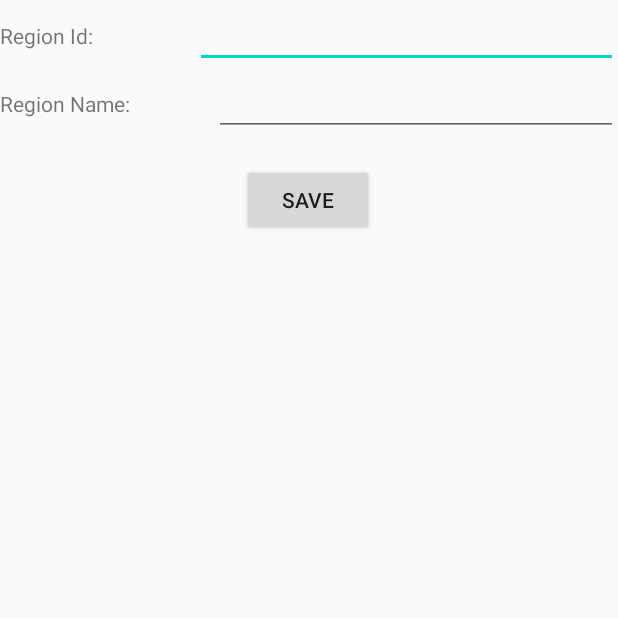
After one commit to AaronSwin/Martrack, an Android app: the editRegion screen opened directly, with no data from a screen before it, on a phone screen of 412 x 824 dp, the top half of it. The commit adds this screen. Run offline under Robolectric (Android 15) with nearby library versions, the phone set to English and light mode, and no system bars.

Commit message:
Edit added for Region, Vessel and Port

```diff
--- a/app/src/main/AndroidManifest.xml
+++ b/app/src/main/AndroidManifest.xml
@@ -12,6 +12,12 @@
         android:roundIcon="@mipmap/ic_launcher_round"
         android:supportsRtl="true"
         android:theme="@style/AppTheme">
+        <activity
+            android:name=".regionView"
+            android:exported="true" />
+        <activity
+            android:name=".editRegion"
+            android:exported="true" />
         <activity
             android:name=".editVessel"
             android:exported="true" />
--- /dev/null
+++ b/app/src/main/java/com/example/test/editRegion.kt
@@ -0,0 +1,38 @@
+package com.example.test
+
+import android.content.Intent
+import androidx.appcompat.app.AppCompatActivity
+import android.os.Bundle
+import com.google.gson.GsonBuilder
+import kotlinx.android.synthetic.main.activity_edit_port.*
+import kotlinx.android.synthetic.main.activity_edit_region.*
+import kotlinx.android.synthetic.main.activity_region_view.*
+import kotlinx.android.synthetic.main.activity_region_view.txtRegionId
+
+class editRegion : AppCompatActivity() {
+    override fun onCreate(savedInstanceState: Bundle?) {
+        super.onCreate(savedInstanceState)
+        setContentView(R.layout.activity_edit_region)
+
+
+        txtEditRegionId.setText(intent.getStringExtra("id"))
+        txtEditRegionName.setText(intent.getStringExtra("name"))
+
+        btnRegionSave.setOnClickListener{
+                var region = Storage.RegionSearch(txtEditRegionId.text.toString())
+                region?.name = txtEditRegionName.text.toString()
+
+
+                val url = "https://3wu7u4alu9.execute-api.us-east-1.amazonaws.com/martrack/region/" + txtEditRegionId.text.toString()
+                //val url = "https://martrack.free.beeceptor.com"
+                Storage.updateVessel(this,json(),url)
+        }
+    }
+    fun json(): String {
+        val gson = GsonBuilder().setPrettyPrinting().create()
+        val RegionNew = Region(txtEditRegionId.text.toString().toInt(), txtEditRegionName.text.toString())
+        val RegionJson: String = gson.toJson(RegionNew)
+        return RegionJson
+
+    }
+}
--- a/app/src/main/res/layout/activity_edit_port.xml
+++ b/app/src/main/res/layout/activity_edit_port.xml
@@ -63,7 +63,7 @@
             android:text="Name:" />
 
         <EditText
-            android:id="@+id/txtEditName"
+            android:id="@+id/txtEditPortName"
             android:layout_width="wrap_content"
             android:layout_height="wrap_content"
             android:layout_weight="5"
--- /dev/null
+++ b/app/src/main/res/layout/activity_edit_region.xml
@@ -0,0 +1,71 @@
+<?xml version="1.0" encoding="utf-8"?>
+<LinearLayout xmlns:android="http://schemas.android.com/apk/res/android"
+    xmlns:app="http://schemas.android.com/apk/res-auto"
+    xmlns:tools="http://schemas.android.com/tools"
+    android:layout_width="match_parent"
+    android:layout_height="match_parent"
+    android:orientation="vertical"
+    tools:context=".editRegion">
+
+    <LinearLayout
+        android:layout_width="match_parent"
+        android:layout_height="wrap_content"
+        android:orientation="horizontal">
+
+        <TextView
+            android:id="@+id/textView6"
+            android:layout_width="wrap_content"
+            android:layout_height="wrap_content"
+            android:layout_weight="1"
+            android:text="Region Id:" />
+
+        <EditText
+            android:id="@+id/txtEditRegionId"
+            android:layout_width="wrap_content"
+            android:layout_height="wrap_content"
+            android:layout_weight="1"
+            android:ems="10"
+            android:inputType="textPersonName"
+            android:text="Name" />
+    </LinearLayout>
+
+    <LinearLayout
+        android:layout_width="match_parent"
+        android:layout_height="wrap_content"
+        android:orientation="horizontal">
+
+        <TextView
+            android:id="@+id/textView9"
+            android:layout_width="wrap_content"
+            android:layout_height="wrap_content"
+            android:layout_weight="1"
+            android:text="Region Name:" />
+
+        <EditText
+            android:id="@+id/txtEditRegionName"
+            android:layout_width="wrap_content"
+            android:layout_height="wrap_content"
+            android:layout_weight="1"
+            android:ems="10"
+            android:inputType="textPersonName"
+            android:text="Name" />
+    </LinearLayout>
+    <androidx.constraintlayout.widget.ConstraintLayout
+        android:layout_width="match_parent"
+        android:layout_height="match_parent">
+
+        <Button
+            android:id="@+id/btnRegionSave"
+            android:layout_width="wrap_content"
+            android:layout_height="wrap_content"
+            android:text="Save"
+            android:visibility="visible"
+            app:layout_constraintBottom_toBottomOf="parent"
+            app:layout_constraintEnd_toEndOf="parent"
+            app:layout_constraintHorizontal_bias="0.498"
+            app:layout_constraintStart_toStartOf="parent"
+            app:layout_constraintTop_toTopOf="parent"
+            app:layout_constraintVertical_bias="0.027" />
+    </androidx.constraintlayout.widget.ConstraintLayout>
+
+</LinearLayout>
```
Also changed, not shown: app/src/main/java/com/example/test/Regions.kt (+8 -1 lines), app/src/main/java/com/example/test/Storage.kt (+32 -5 lines), app/src/main/java/com/example/test/editPort.kt (+14 -3 lines), app/src/main/java/com/example/test/editVessel.kt (+2 -1 lines), app/src/main/java/com/example/test/invAdaptePort.kt (+1 -1 lines), app/src/main/java/com/example/test/ports.kt (+1 -1 lines), app/src/main/java/com/example/test/regionView.kt (added, +26 -0 lines), app/src/main/res/layout/activity_region_view.xml (added, +66 -0 lines).
